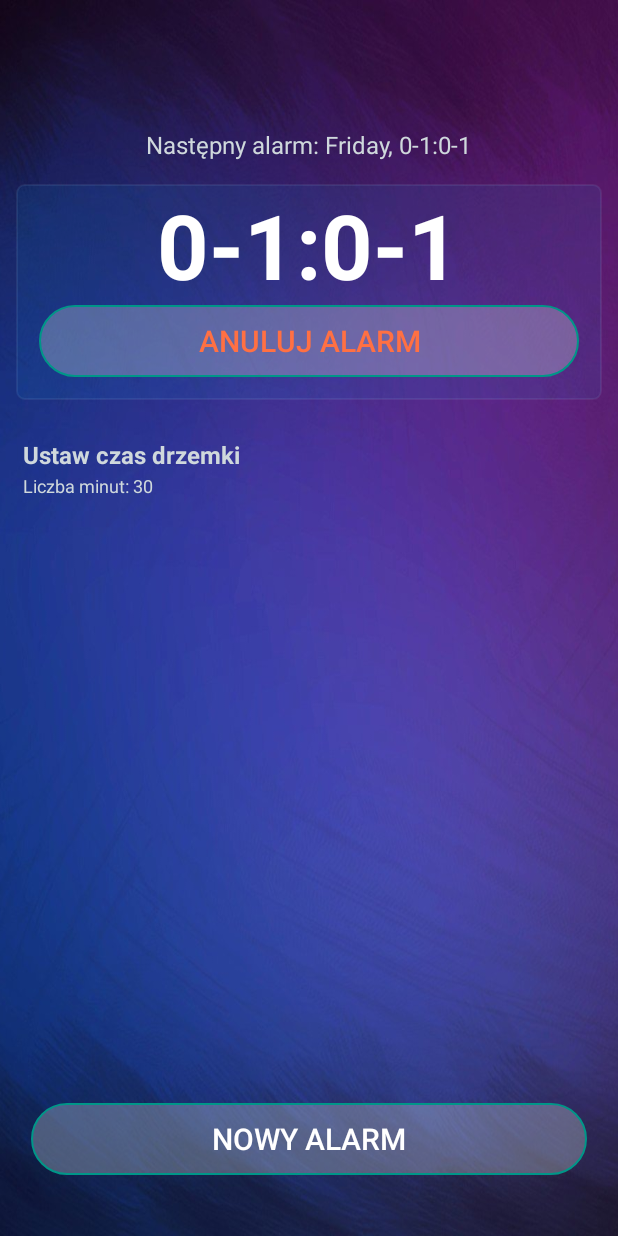
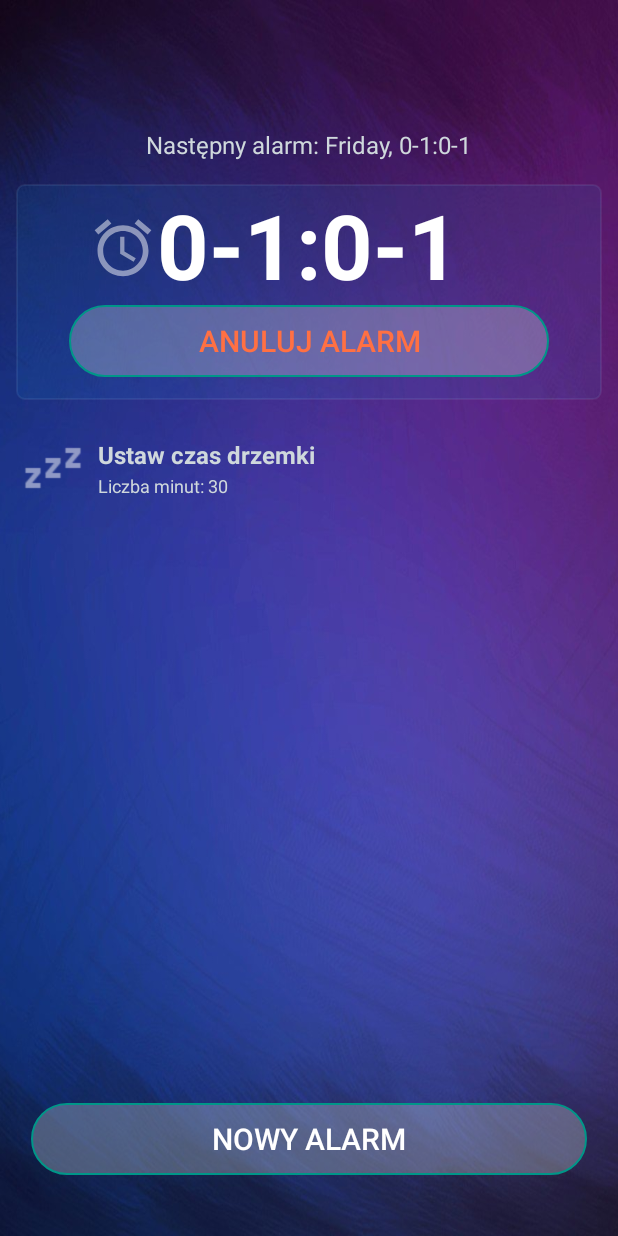
Before and after one commit to Marczu/ObudzMnie, an Android app: the screen it shows after launch (TimerActivity), on a phone screen of 412 x 824 dp. Run offline under Robolectric (Android 15) with nearby library versions, the phone set to English and light mode, and no system bars.

Commit message:
commit 22 drobne poprawki

```diff
--- a/app/src/main/java/com/marcinmejner/obudzmnie/timer/TimerActivity.kt
+++ b/app/src/main/java/com/marcinmejner/obudzmnie/timer/TimerActivity.kt
@@ -46,7 +46,7 @@ class TimerActivity : AppCompatActivity() {
             popTimer.show(fm, getString(R.string.select_time))
         }
 
-        tv_snooze_time.setOnClickListener {
+        snoozeRelLayout.setOnClickListener {
             val snoozeTimer = SnoozeTimePickerFragment()
             val fm = supportFragmentManager
             snoozeTimer.show(fm, getString(R.string.select_snooze_time))
--- /dev/null
+++ b/app/src/main/res/drawable/alarm_icon.xml
@@ -0,0 +1,5 @@
+<vector android:alpha="0.49" android:height="24dp"
+    android:tint="#FFFFFF" android:viewportHeight="24.0"
+    android:viewportWidth="24.0" android:width="24dp" xmlns:android="http://schemas.android.com/apk/res/android">
+    <path android:fillColor="#FF000000" android:pathData="M22,5.72l-4.6,-3.86 -1.29,1.53 4.6,3.86L22,5.72zM7.88,3.39L6.6,1.86 2,5.71l1.29,1.53 4.59,-3.85zM12.5,8L11,8v6l4.75,2.85 0.75,-1.23 -4,-2.37L12.5,8zM12,4c-4.97,0 -9,4.03 -9,9s4.02,9 9,9c4.97,0 9,-4.03 9,-9s-4.03,-9 -9,-9zM12,20c-3.87,0 -7,-3.13 -7,-7s3.13,-7 7,-7 7,3.13 7,7 -3.13,7 -7,7z"/>
+</vector>
--- a/app/src/main/res/layout/activity_timer.xml
+++ b/app/src/main/res/layout/activity_timer.xml
@@ -29,6 +29,16 @@
     android:layout_height="wrap_content"
     android:background="@drawable/white_rounded_square">
 
+    <ImageView
+        android:id="@+id/iv_alarm_icon"
+        android:layout_marginTop="20dp"
+        android:layout_marginLeft="10dp"
+        android:layout_toLeftOf="@id/tv_alarm"
+        android:layout_width="45dp"
+        android:layout_height="45dp"
+        android:src="@drawable/alarm_icon"/>
+
+
     <TextView
         android:id="@+id/tv_alarm"
         android:textSize="60sp"
@@ -44,8 +54,9 @@
         android:layout_below="@+id/tv_alarm"
         android:layout_width="match_parent"
         android:layout_marginBottom="15dp"
-        android:layout_marginLeft="15dp"
-        android:layout_marginRight="15dp"
+        android:layout_marginLeft="35dp"
+        android:layout_centerHorizontal="true"
+        android:layout_marginRight="35dp"
         android:textSize="20sp"
         android:textColor="#ff7043"
         android:visibility="invisible"
@@ -56,15 +67,29 @@
 
 </RelativeLayout>
 
+    <RelativeLayout
+        android:id="@+id/snoozeRelLayout"
+        android:layout_below="@id/rellayout1"
+        android:layout_width="wrap_content"
+        android:layout_height="wrap_content">
+
+        <ImageView
+            android:id="@+id/iv_snooze_icon"
+            android:layout_marginTop="25dp"
+            android:layout_marginLeft="10dp"
+            android:layout_width="40dp"
+            android:layout_height="40dp"
+            android:alpha="0.5"
+            android:src="@drawable/snooze"/>
 
         <TextView
             android:layout_marginTop="25dp"
             android:layout_marginLeft="10dp"
             android:textColor="#cfd8dc"
             android:textStyle="bold"
-        android:layout_below="@id/rellayout1"
             android:id="@+id/tv_snooze_time"
             android:textSize="16sp"
+            android:layout_toRightOf="@+id/iv_snooze_icon"
             android:layout_width="wrap_content"
             android:layout_height="wrap_content"
             android:text="Ustaw czas drzemki"/>
@@ -73,12 +98,17 @@
             android:layout_marginTop="1dp"
             android:layout_marginLeft="10dp"
             android:textColor="#cfd8dc"
+            android:layout_toRightOf="@+id/iv_snooze_icon"
             android:textSize="12sp"
             android:layout_below="@id/tv_snooze_time"
             android:id="@+id/tv_snooze_minutes"
             android:layout_width="wrap_content"
             android:layout_height="wrap_content"
             android:text="Liczba minut:"/>
+
+    </RelativeLayout>
+
+
 
 
     <android.support.v7.widget.AppCompatButton
```
Also changed, not shown: app/src/main/res/drawable/snooze.png (added). Lines whose indentation alone changed are shown as unchanged.
